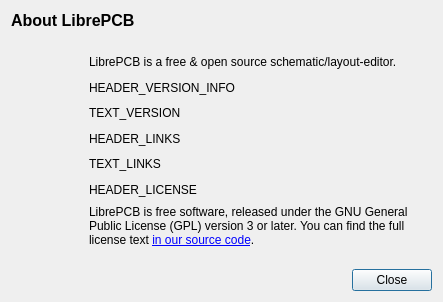
Before: the Qt Designer form libs/librepcb/common/dialogs/aboutdialog.ui in Ainsley-Harriott/LibrePCB, drawn with Qt 5.
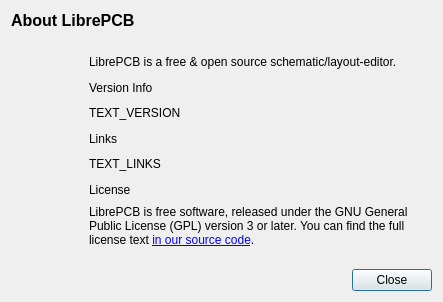
After: the same form once the commit is applied. Icons and pictures are not drawn.

Commit message: AboutDialog: Header styling through style sheets

What changed in the file:
```diff
--- a/libs/librepcb/common/dialogs/aboutdialog.ui
+++ b/libs/librepcb/common/dialogs/aboutdialog.ui
@@ -82,7 +82,7 @@
        <item>
         <widget class="QLabel" name="headerVersion">
          <property name="text">
-          <string notr="true">HEADER_VERSION_INFO</string>
+          <string>Version Info</string>
          </property>
         </widget>
        </item>
@@ -96,7 +96,7 @@
        <item>
         <widget class="QLabel" name="headerLinks">
          <property name="text">
-          <string notr="true">HEADER_LINKS</string>
+          <string notr="true">Links</string>
          </property>
         </widget>
        </item>
@@ -110,7 +110,7 @@
        <item>
         <widget class="QLabel" name="headerLicense">
          <property name="text">
-          <string notr="true">HEADER_LICENSE</string>
+          <string notr="true">License</string>
          </property>
         </widget>
        </item>
```
The commit also changes 1 other file.
